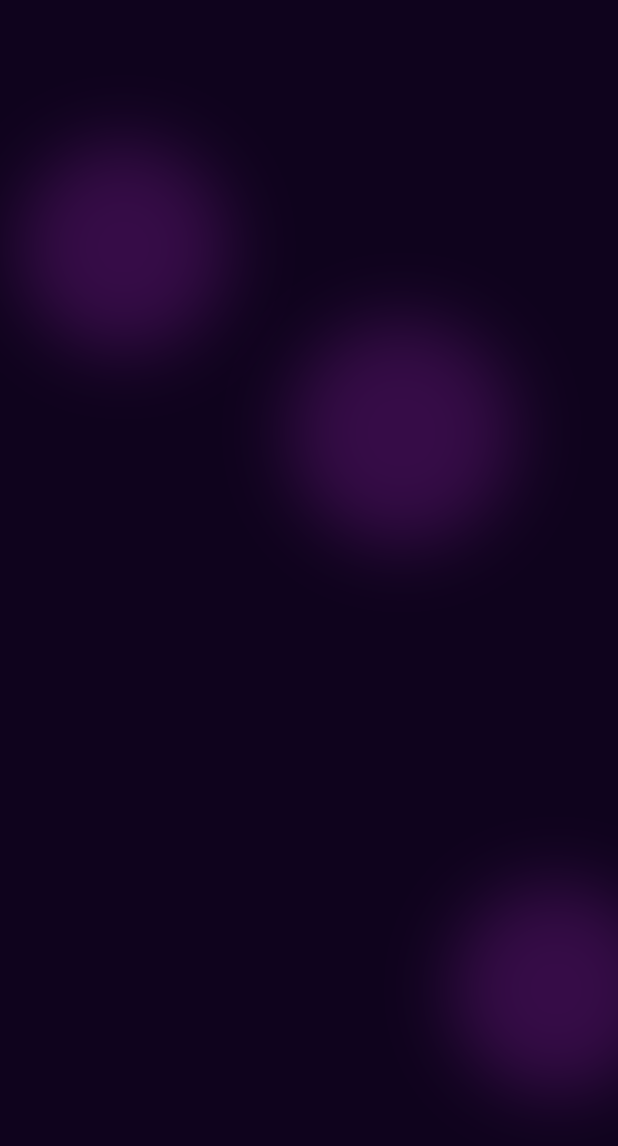
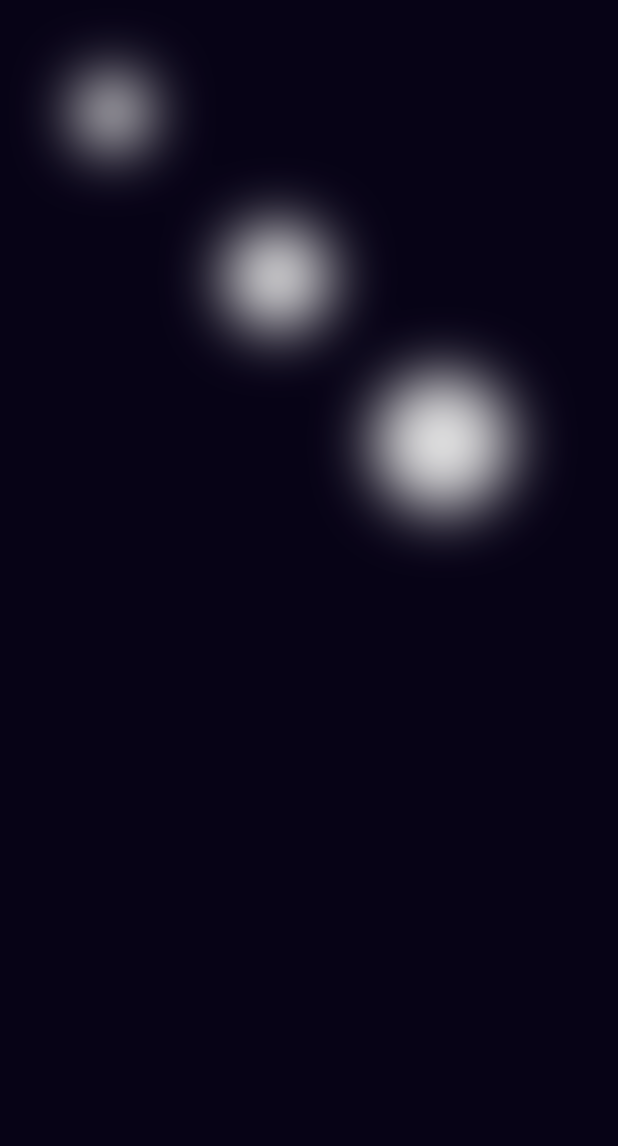
Before and after one commit to AshikurRahman848/bitcoin, a Flutter app: the Homeview screen opened directly, on a phone screen of 412 x 824 dp. Shown: the top 1146 px of the screen. Run offline on Flutter 3.47's test engine with Material 3 defaults, Android fonts, the phone set to English and light mode, and no system bars.

Commit message:
splash updte

```diff
--- a/lib/ui/home.dart
+++ b/lib/ui/home.dart
@@ -1,23 +1,89 @@
-import 'package:bitcoin/utils/backgroundpaint.dart';
 import 'package:flutter/material.dart';
+import 'dart:ui';
 
 class Homeview extends StatefulWidget {
-  const Homeview({Key? key}) : super(key: key);
+  const Homeview({super.key});
 
   @override
   State<Homeview> createState() => _HomeviewState();
 }
 
 class _HomeviewState extends State<Homeview> {
+  // Define positions for the circles
+  // Modify these values to change the positions of the circles
+  final double circle1Top = 50;
+  final double circle1Left = 50;
+  final double circle1Size = 50;
+
+  final double circle2Top = 150;
+  final double circle2Left = 150;
+  final double circle2Size = 70;
+
+  final double circle3Top = 250;
+  final double circle3Left = 250;
+  final double circle3Size = 90;
+
   @override
   Widget build(BuildContext context) {
     return Scaffold(
-      body: CustomPaint(
-        painter: BackgroundPainter(),
-        child: Container(
-
-        ),
+      backgroundColor: const Color(0xFF080319),
+      body: Stack(
+        children: [
+          // Circles
+          Positioned(
+            top: circle1Top,
+            left: circle1Left,
+            child: Container(
+              width: circle1Size,
+              height: circle1Size,
+              decoration: const BoxDecoration(
+                color: Colors.white,
+                shape: BoxShape.circle,
+              ),
+            ),
+          ),
+          Positioned(
+            top: circle2Top,
+            left: circle2Left,
+            child: Container(
+              width: circle2Size,
+              height: circle2Size,
+              decoration: const BoxDecoration(
+                color: Colors.white,
+                shape: BoxShape.circle,
+              ),
+            ),
+          ),
+          Positioned(
+            top: circle3Top,
+            left: circle3Left,
+            child: Container(
+              width: circle3Size,
+              height: circle3Size,
+              decoration: const BoxDecoration(
+                color: Colors.white,
+                shape: BoxShape.circle,
+              ),
+            ),
+          ),
+          // Blur layer
+          Positioned.fill(
+            child: BackdropFilter(
+              filter: ImageFilter.blur(sigmaX: 20.0, sigmaY: 20.0),
+              child: Container(
+                color:
+                    Colors.black.withOpacity(0.1), // Adjust opacity if needed
+              ),
+            ),
+          ),
+        ],
       ),
     );
   }
 }
+
+void main() {
+  runApp(const MaterialApp(
+    home: Homeview(),
+  ));
+}
--- a/lib/ui/splashscreen.dart
+++ b/lib/ui/splashscreen.dart
@@ -4,7 +4,7 @@ import 'package:flutter/material.dart';
 import 'dart:async';
 
 class SplashScreen extends StatefulWidget {
-  const SplashScreen({Key? key}) : super(key: key);
+  const SplashScreen({super.key});
 
   @override
   State<SplashScreen> createState() => _SplashScreenState();
@@ -28,7 +28,7 @@ class _SplashScreenState extends State<SplashScreen> {
         children: [
           // Custom background using CustomPaint and BackgroundPainter
           CustomPaint(
-            size: Size(double.infinity, double.infinity),
+            size: const Size(double.infinity, double.infinity),
             painter: BackgroundPainter(),
           ),
           // Content
--- a/lib/utils/backgroundpaint.dart
+++ b/lib/utils/backgroundpaint.dart
@@ -8,10 +8,18 @@ class BackgroundPainter extends CustomPainter {
     canvas.drawRect(
         Rect.fromLTWH(0, 0, size.width, size.height), backgroundPaint);
 
+    // Blurred rectangle
+    Rect rect = Offset.zero & size;
+    Paint blurPaint = Paint()
+      ..color = Colors.transparent
+      ..maskFilter = MaskFilter.blur(BlurStyle.normal, convertRadiusToSigma(20));
+    canvas.drawRect(rect, blurPaint);
+
     // Blurred circles
     Paint circlePaint = Paint()
       ..color = const Color.fromARGB(255, 54, 12, 71)
-      ..maskFilter = MaskFilter.blur(BlurStyle.normal, convertRadiusToSigma(40));
+      ..maskFilter =
+          MaskFilter.blur(BlurStyle.normal, convertRadiusToSigma(200));
 
     canvas.drawCircle(
         Offset(size.width * 0.2, size.height * 0.2), 70, circlePaint);
```
